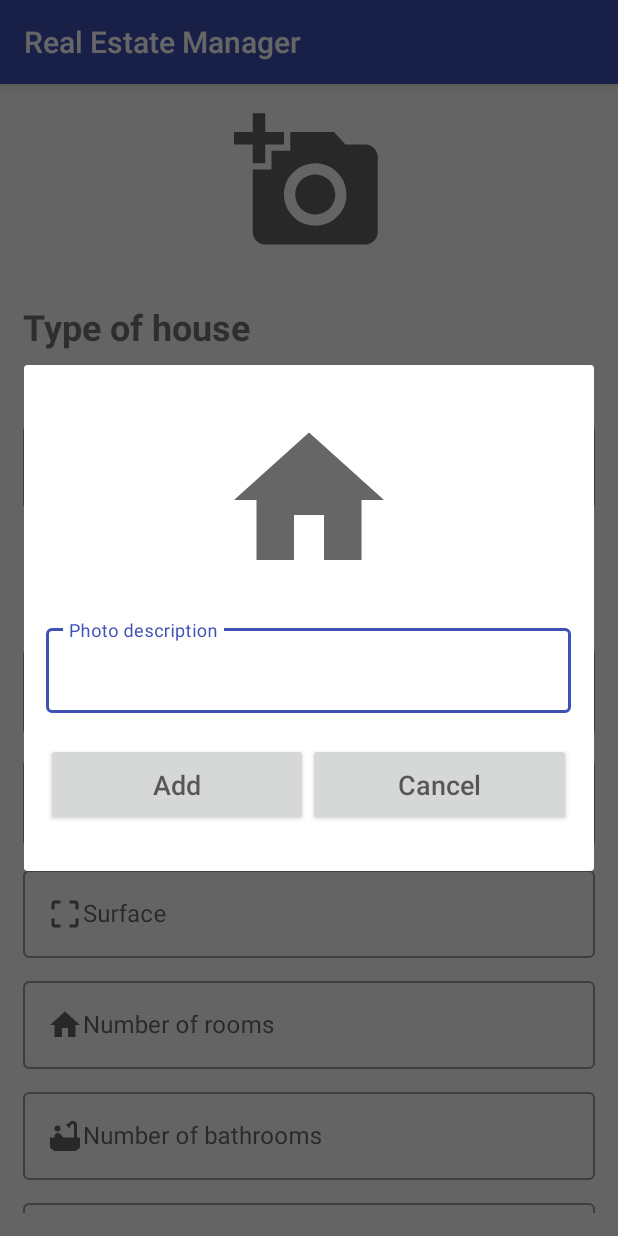
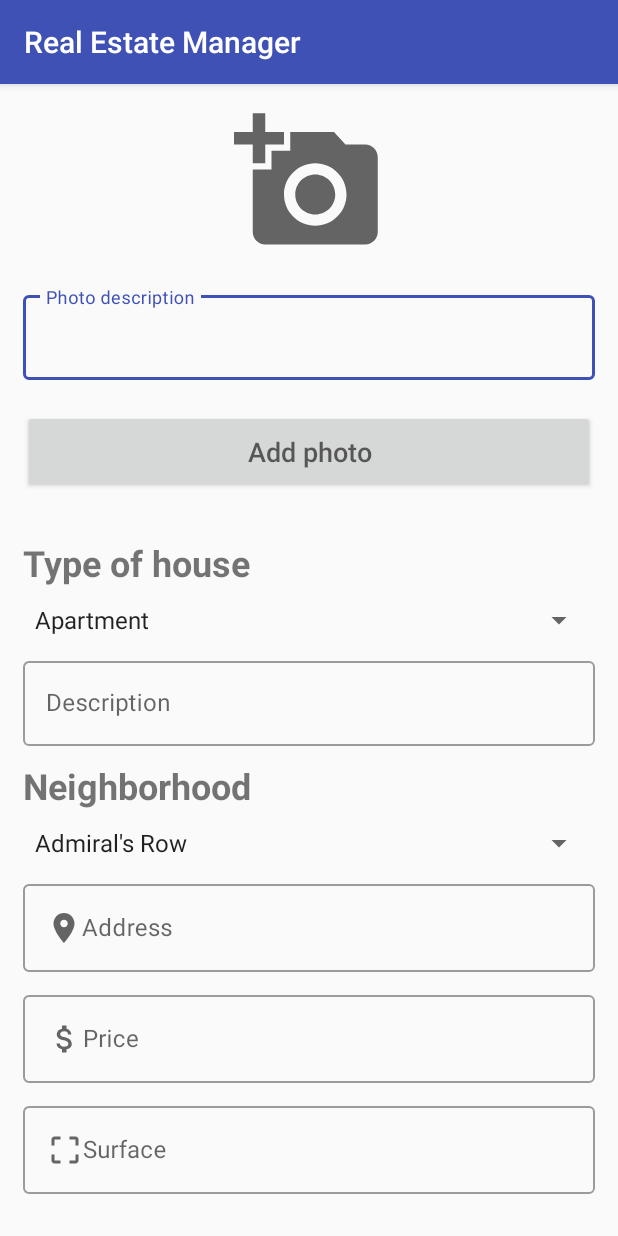
Before and after one commit to GregBiglione/Project_9, an Android app: the AddHouseActivity screen opened directly, with no data from a screen before it, after a tap on "add house image", on a phone screen of 412 x 824 dp. Run offline under Robolectric (Android 15) with nearby library versions, the phone set to English and light mode, and no system bars; libraries missing offline, so code that uses them is left out: com.droidman.ktoasty; pictures from the network do not load; 3 statements that could not run were skipped.

Commit message:
Modification activity_add_house & remove AddHousePhotoDialog

```diff
--- a/app/src/main/java/com/openclassrooms/realestatemanager/ui/activities/AddHouseActivity.kt
+++ b/app/src/main/java/com/openclassrooms/realestatemanager/ui/activities/AddHouseActivity.kt
@@ -1,30 +1,14 @@
 package com.openclassrooms.realestatemanager.ui.activities
 
-import android.Manifest
-import android.app.Activity
-import android.content.Intent
-import android.content.pm.PackageManager
-import android.os.Build
 import android.os.Bundle
 import android.view.View
 import android.widget.*
 import androidx.appcompat.app.AppCompatActivity
-import androidx.core.app.ActivityCompat
-import androidx.core.content.ContentProviderCompat.requireContext
-import androidx.lifecycle.ViewModelProvider
 import androidx.recyclerview.widget.LinearLayoutManager
 import androidx.recyclerview.widget.RecyclerView
 import com.droidman.ktoasty.showSuccessToast
-import com.droidman.ktoasty.showWarningToast
 import com.openclassrooms.realestatemanager.R
 import com.openclassrooms.realestatemanager.adapters.HousePhotoAdapter
-import com.openclassrooms.realestatemanager.database.dao.RealEstateManagerDatabase
-import com.openclassrooms.realestatemanager.injections.ViewModelFactory
-import com.openclassrooms.realestatemanager.repositories.AgentRepository
-import com.openclassrooms.realestatemanager.repositories.HousePhotoRepository
-import com.openclassrooms.realestatemanager.repositories.HouseRepository
-import com.openclassrooms.realestatemanager.ui.dialog_box.AddHousePhotoDialog
-import com.openclassrooms.realestatemanager.viewmodel.MainViewModel
 
 class AddHouseActivity : AppCompatActivity() {
 
@@ -58,12 +42,12 @@ class AddHouseActivity : AppCompatActivity() {
 
     fun clickOnAddHouseButton(){
         housePhoto = findViewById(R.id.add_house_photo)
-        housePhoto.setOnClickListener { showHousePhotoDialogBox() }
+        housePhoto.setOnClickListener {showSuccessToast("Click on add photo icon", Toast.LENGTH_SHORT) }
     }
 
-    private fun showHousePhotoDialogBox() {
-        AddHousePhotoDialog(this).show()
-    }
+    //private fun showHousePhotoDialogBox() {
+    //    AddHousePhotoDialog(this).show()
+    //}
 
 
     //----------------------------------------------------------------------------------------------
--- a/app/src/main/java/com/openclassrooms/realestatemanager/ui/dialog_box/AddHousePhotoDialog.kt
+++ /dev/null
@@ -1,44 +0,0 @@
-package com.openclassrooms.realestatemanager.ui.dialog_box
-
-import android.app.Dialog
-import android.content.Context
-import android.os.Bundle
-import android.view.View
-import android.view.Window
-import android.view.inputmethod.InputMethodManager
-import com.google.android.material.textfield.TextInputEditText
-import com.openclassrooms.realestatemanager.R
-
-class AddHousePhotoDialog(context: Context): Dialog(context) {
-
-    private lateinit var addHousePhotoDescription: TextInputEditText
-
-    override fun onCreate(savedInstanceState: Bundle?) {
-        super.onCreate(savedInstanceState)
-        requestWindowFeature(Window.FEATURE_NO_TITLE)
-        setContentView(R.layout.add_house_photo_dialog)
-        hideKeyboardWhenNotFocused()
-    }
-
-    //----------------------------------------------------------------------------------------------
-    //------------------- Hide keyboard ------------------------------------------------------------
-    //----------------------------------------------------------------------------------------------
-
-    private fun closeKeyboard(view: View){
-        val imm = context.getSystemService(Context.INPUT_METHOD_SERVICE) as InputMethodManager
-        imm.hideSoftInputFromWindow(view.windowToken, 0)
-    }
-
-    //----------------------------------------------------------------------------------------------
-    //------------------- Hide keyboard when add description TextInputEditText not focused ---------
-    //----------------------------------------------------------------------------------------------
-
-    private fun hideKeyboardWhenNotFocused(){
-        addHousePhotoDescription = findViewById(R.id.dialog_add_house_description_et)
-        addHousePhotoDescription.setOnFocusChangeListener { v, hasFocus ->
-            if (!hasFocus){
-                closeKeyboard(addHousePhotoDescription)
-            }
-        }
-    }
-}
--- a/app/src/main/res/layout/activity_add_house.xml
+++ b/app/src/main/res/layout/activity_add_house.xml
@@ -21,6 +21,35 @@
                 android:contentDescription="@string/add_house_image"
                 style="@style/add_house_image_style"
                 android:layout_gravity="center_horizontal"/>
+
+            <com.google.android.material.textfield.TextInputLayout
+                android:id="@+id/add_house_photo_description_input"
+                android:layout_width="match_parent"
+                android:layout_height="wrap_content"
+                android:layout_marginTop="20dp"
+                app:layout_constraintTop_toBottomOf="@id/add_house_photo"
+                app:layout_constraintStart_toStartOf="parent"
+                app:layout_constraintEnd_toEndOf="parent"
+                style="@style/Widget.MaterialComponents.TextInputLayout.OutlinedBox">
+
+                <com.google.android.material.textfield.TextInputEditText
+                    android:id="@+id/add_house_photo_description_et"
+                    android:hint="@string/photo_description"
+                    android:inputType="text"
+                    style="@style/agent_first_name_style"
+                    android:nextFocusDown="@+id/agent_name"/>
+
+            </com.google.android.material.textfield.TextInputLayout>
+
+            <Button
+                android:id="@+id/add_house_add_photo_button"
+                app:layout_constraintTop_toBottomOf="@id/add_house_photo_description_et"
+                app:layout_constraintStart_toStartOf="parent"
+                app:layout_constraintEnd_toEndOf="parent"
+                android:layout_marginTop="20dp"
+                android:hint="@string/add_photo"
+                app:cornerRadius="20dp"
+                style="@style/add_house_photo_btn_style"/>
 
             <androidx.recyclerview.widget.RecyclerView
                 android:id="@+id/add_house_photo_rv"
--- a/app/src/main/res/layout/add_house_photo_dialog.xml
+++ /dev/null
@@ -1,71 +0,0 @@
-<?xml version="1.0" encoding="utf-8"?>
-<androidx.constraintlayout.widget.ConstraintLayout xmlns:android="http://schemas.android.com/apk/res/android"
-    android:layout_width="350dp"
-    android:layout_height="match_parent"
-    xmlns:app="http://schemas.android.com/apk/res-auto"
-    android:layout_marginTop="30dp"
-    android:layout_marginStart="15dp"
-    android:layout_marginEnd="15dp"
-    android:layout_marginBottom="30dp"
-    android:layout_gravity="center_horizontal">
-
-    <ImageView
-        android:id="@+id/dialog_add_house_photo"
-        app:layout_constraintTop_toTopOf="parent"
-        app:layout_constraintStart_toStartOf="parent"
-        app:layout_constraintEnd_toEndOf="parent"
-        android:contentDescription="@string/agent_photo"
-        android:layout_gravity="center_horizontal"
-        android:src="@drawable/ic_baseline_home_24"
-        style="@style/agent_photo_style"/>
-
-    <com.google.android.material.textfield.TextInputLayout
-        android:id="@+id/dialog_add_house_description_input"
-        android:layout_width="match_parent"
-        android:layout_height="wrap_content"
-        android:layout_marginTop="20dp"
-        app:layout_constraintTop_toBottomOf="@id/dialog_add_house_photo"
-        app:layout_constraintStart_toStartOf="parent"
-        app:layout_constraintEnd_toEndOf="parent"
-        style="@style/Widget.MaterialComponents.TextInputLayout.OutlinedBox">
-
-        <com.google.android.material.textfield.TextInputEditText
-            android:id="@+id/dialog_add_house_description_et"
-            android:hint="@string/photo_description"
-            android:inputType="text"
-            style="@style/agent_first_name_style"
-            android:nextFocusDown="@+id/agent_name"/>
-
-    </com.google.android.material.textfield.TextInputLayout>
-
-    <LinearLayout
-        android:id="@+id/dialog_add_house_btn_lyt"
-        android:layout_width="match_parent"
-        android:layout_height="wrap_content"
-        android:layout_marginTop="20dp"
-        android:orientation="horizontal"
-        app:layout_constraintTop_toBottomOf="@+id/dialog_add_house_description_input"
-        android:layout_gravity="center">
-
-        <Button
-            android:id="@+id/dialog_add_house_add_button"
-            app:layout_constraintTop_toBottomOf="@id/agent_email_input"
-            app:layout_constraintStart_toStartOf="parent"
-            app:layout_constraintEnd_toEndOf="@id/agent_delete_button"
-            android:hint="@string/add"
-            app:cornerRadius="20dp"
-            android:nextFocusDown="@+id/agent_delete_button"
-            style="@style/agent_item_btn_style"/>
-
-        <Button
-            android:id="@+id/dialog_add_house_cancel_button"
-            app:layout_constraintTop_toBottomOf="@id/agent_email_input"
-            app:layout_constraintStart_toStartOf="@id/agent_add_button"
-            app:layout_constraintEnd_toEndOf="parent"
-            android:hint="@string/cancel"
-            android:textSize="18sp"
-            app:cornerRadius="20dp"
-            style="@style/agent_item_btn_style"/>
-    </LinearLayout>
-
-</androidx.constraintlayout.widget.ConstraintLayout>
--- a/app/src/main/res/values/strings.xml
+++ b/app/src/main/res/values/strings.xml
@@ -399,4 +399,5 @@
     <string name="agent_in_charge">Agent in charge</string>
     <string name="photo_description">Photo description</string>
     <string name="cancel">Cancel</string>
+    <string name="add_photo">Add photo</string>
 </resources>
--- a/app/src/main/res/values/styles.xml
+++ b/app/src/main/res/values/styles.xml
@@ -113,4 +113,11 @@
         <item name="android:layout_height">wrap_content</item>
     </style>
 
+    <style name="add_house_photo_btn_style">
+        <item name="android:layout_width">match_parent</item>
+        <item name="android:layout_height">wrap_content</item>
+        <item name="android:textSize">18sp</item>
+        <item name="android:padding">15sp</item>
+    </style>
+
 </resources>
```
